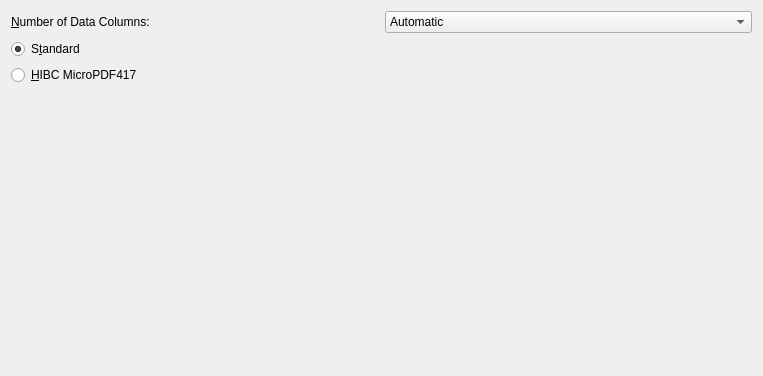
Before: the Qt Designer form frontend_qt/grpMicroPDF.ui in novcom/zint, drawn with Qt 5.
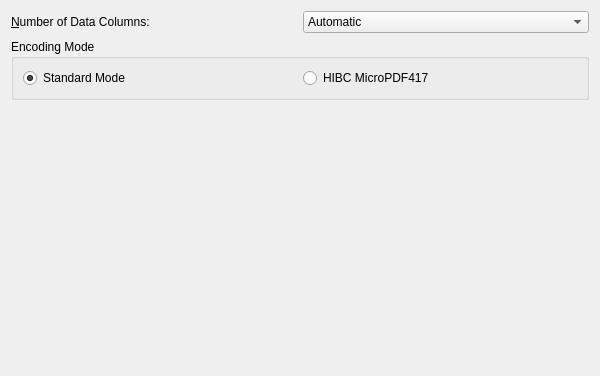
After: the same form once the commit is applied.

What changed in the file:
```diff
--- a/frontend_qt/grpMicroPDF.ui
+++ b/frontend_qt/grpMicroPDF.ui
@@ -10,6 +10,12 @@
     <height>376</height>
    </rect>
   </property>
+  <property name="maximumSize">
+   <size>
+    <width>600</width>
+    <height>16777215</height>
+   </size>
+  </property>
   <property name="windowTitle">
    <string>Form</string>
   </property>
@@ -58,24 +64,36 @@
        </item>
       </widget>
      </item>
-     <item row="1" column="0">
+    </layout>
+   </item>
+   <item>
+    <widget class="QGroupBox" name="groupBoxMPDFEncodingMode">
+     <property name="title">
+      <string>Encoding Mode</string>
+     </property>
+     <layout class="QGridLayout" name="gridLayoutMPDFEncodingMode">
+      <property name="sizeConstraint">
+       <enum>QLayout::SetMinimumSize</enum>
+      </property>
+      <item row="0" column="0">
       <widget class="QRadioButton" name="radMPDFStand">
        <property name="text">
-        <string>S&amp;tandard</string>
+         <string>Standard Mode</string>
        </property>
        <property name="checked">
         <bool>true</bool>
        </property>
       </widget>
      </item>
-     <item row="2" column="0">
+      <item row="0" column="1">
       <widget class="QRadioButton" name="radMPDFHIBC">
        <property name="text">
-        <string>&amp;HIBC MicroPDF417</string>
+         <string>HIBC MicroPDF417</string>
        </property>
       </widget>
      </item>
     </layout>
+    </widget>
    </item>
    <item>
     <spacer name="verticalSpacer">
```
Lines whose indentation alone changed are shown as unchanged.
